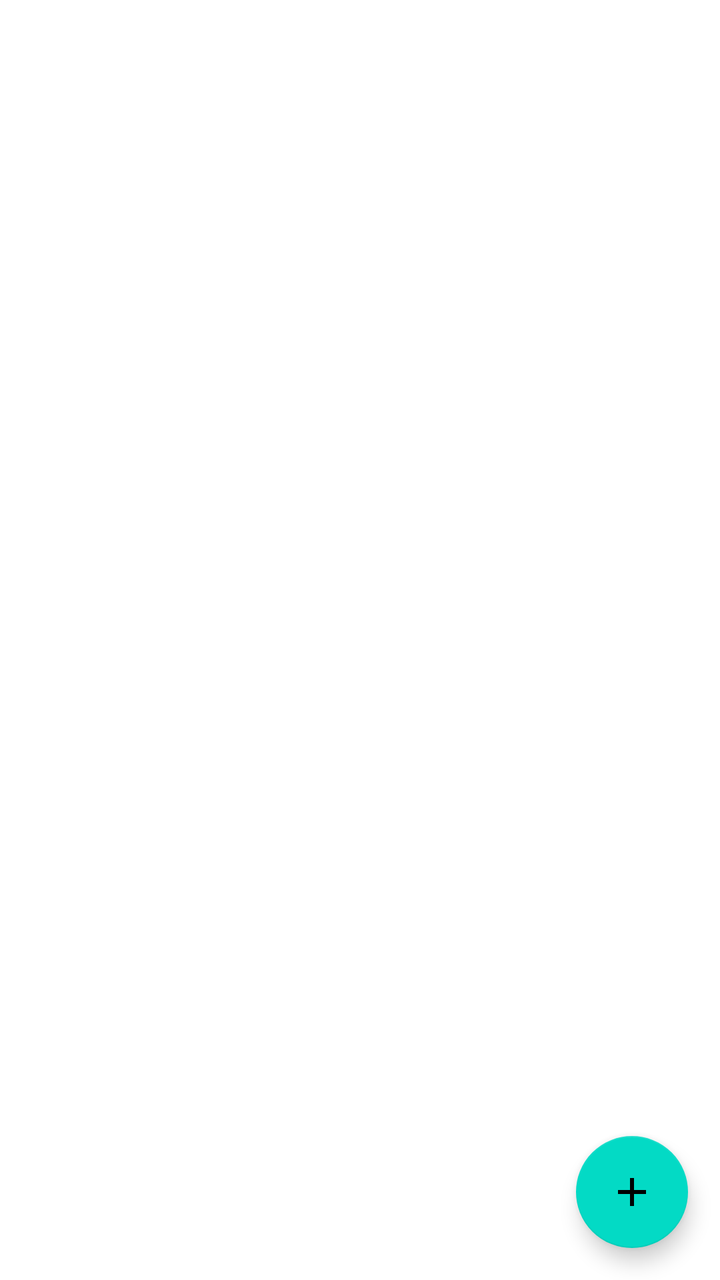
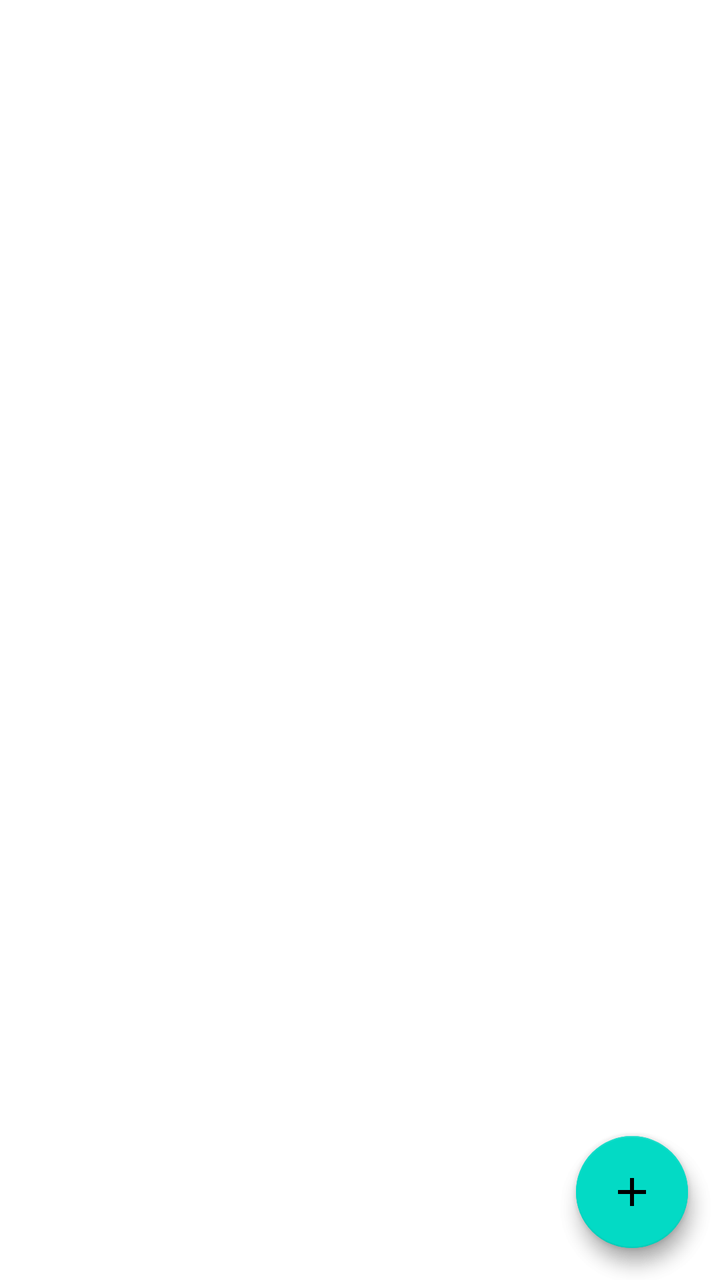

Screens rendered from an Android XML layout before and after an edit, with the pre-edit source and the edit as a unified diff.
<!-- AndroidManifest.xml: application theme Theme.AplicacionIncidencias -->
<!-- res/layout/activity_usuario.xml -->
<?xml version="1.0" encoding="utf-8"?>
<androidx.constraintlayout.widget.ConstraintLayout xmlns:android="http://schemas.android.com/apk/res/android"
    xmlns:app="http://schemas.android.com/apk/res-auto"
    xmlns:tools="http://schemas.android.com/tools"
    android:id="@+id/main"
    android:layout_width="match_parent"
    android:layout_height="match_parent"
    tools:context=".Usuario.ActivityUsuario">

    <ListView
        android:id="@+id/ListaUsuario"
        android:layout_width="match_parent"
        android:layout_height="match_parent"></ListView>

    <com.google.android.material.floatingactionbutton.FloatingActionButton
        android:id="@+id/fabAñadirSala"
        android:layout_width="wrap_content"
        android:layout_height="wrap_content"
        android:layout_gravity="end|bottom"
        android:layout_margin="16dp"
        android:layout_marginEnd="16dp"
        android:layout_marginBottom="64dp"
        android:contentDescription="@string/submit"
        android:src="@drawable/plus"
        app:layout_constraintBottom_toBottomOf="parent"
        app:layout_constraintEnd_toEndOf="parent" />
</androidx.constraintlayout.widget.ConstraintLayout>
<!-- resources referenced by this layout -->
<resources>
  <!-- drawable plus (drawable) -->
  <vector xmlns:android="http://schemas.android.com/apk/res/android"
      android:width="24dp"
      android:height="24dp"
      android:viewportWidth="24"
      android:viewportHeight="24">
    <path
        android:fillColor="#FF000000"
        android:pathData="M19,13H13V19H11V13H5V11H11V5H13V11H19V13Z"/>
  </vector>
  <string name="submit">Añadiendo nuevo  </string>
  <style name="Theme.AplicacionIncidencias" parent="Theme.MaterialComponents.DayNight.DarkActionBar">
          
          <item name="colorPrimary">@color/purple_500</item>
          <item name="colorPrimaryVariant">@color/purple_700</item>
          <item name="colorOnPrimary">@color/white</item>
          
          <item name="colorSecondary">@color/teal_200</item>
          <item name="colorSecondaryVariant">@color/teal_700</item>
          <item name="colorOnSecondary">@color/black</item>
          
          <item name="android:statusBarColor">?attr/colorPrimaryVariant</item>
          
      </style>
  <color name="purple_500">#FF6200EE</color>
  <color name="purple_700">#FF3700B3</color>
  <color name="white">#FFFFFFFF</color>
  <color name="teal_200">#FF03DAC5</color>
  <color name="teal_700">#FF018786</color>
  <color name="black">#FF000000</color>
</resources>

<!-- the commit's change to res/layout/activity_usuario.xml (unified diff, before → after) -->
@@ -24,4 +24,16 @@
         android:src="@drawable/plus"
         app:layout_constraintBottom_toBottomOf="parent"
         app:layout_constraintEnd_toEndOf="parent" />
+    <com.google.android.material.floatingactionbutton.FloatingActionButton
+        android:id="@+id/fabAñadirUsuario"
+        android:layout_width="wrap_content"
+        android:layout_height="wrap_content"
+        android:layout_gravity="end|bottom"
+        android:layout_margin="16dp"
+        android:layout_marginEnd="16dp"
+        android:layout_marginBottom="64dp"
+        android:contentDescription="@string/submit"
+        android:src="@drawable/plus"
+        app:layout_constraintBottom_toBottomOf="parent"
+        app:layout_constraintEnd_toEndOf="parent" />
 </androidx.constraintlayout.widget.ConstraintLayout>
